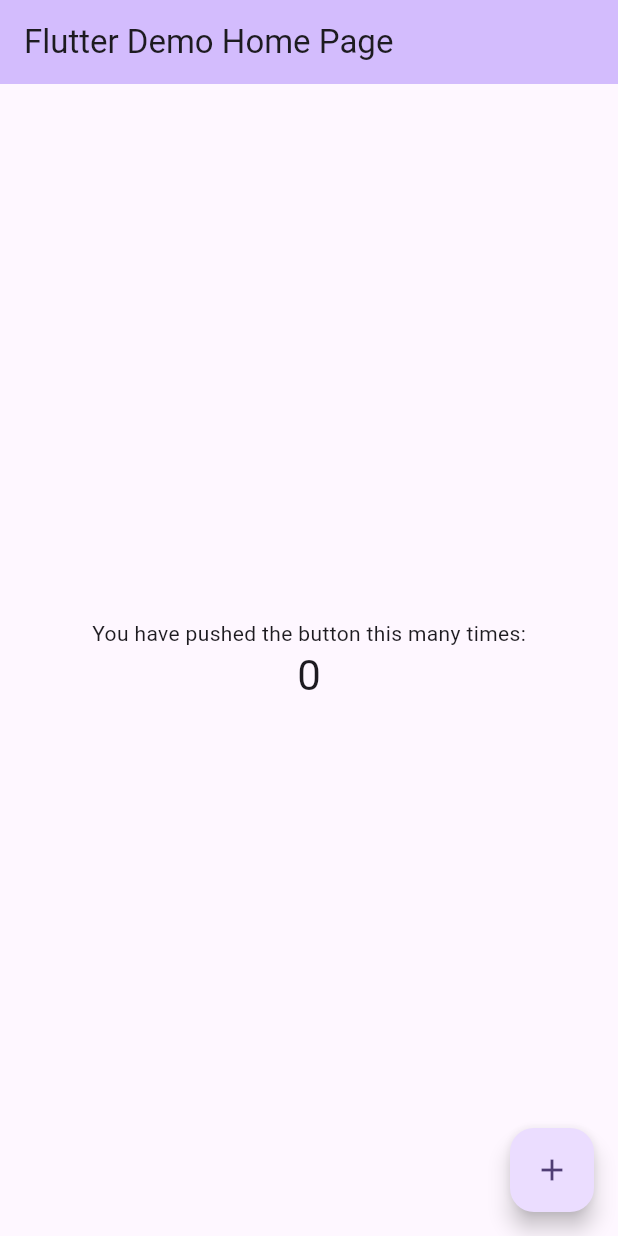
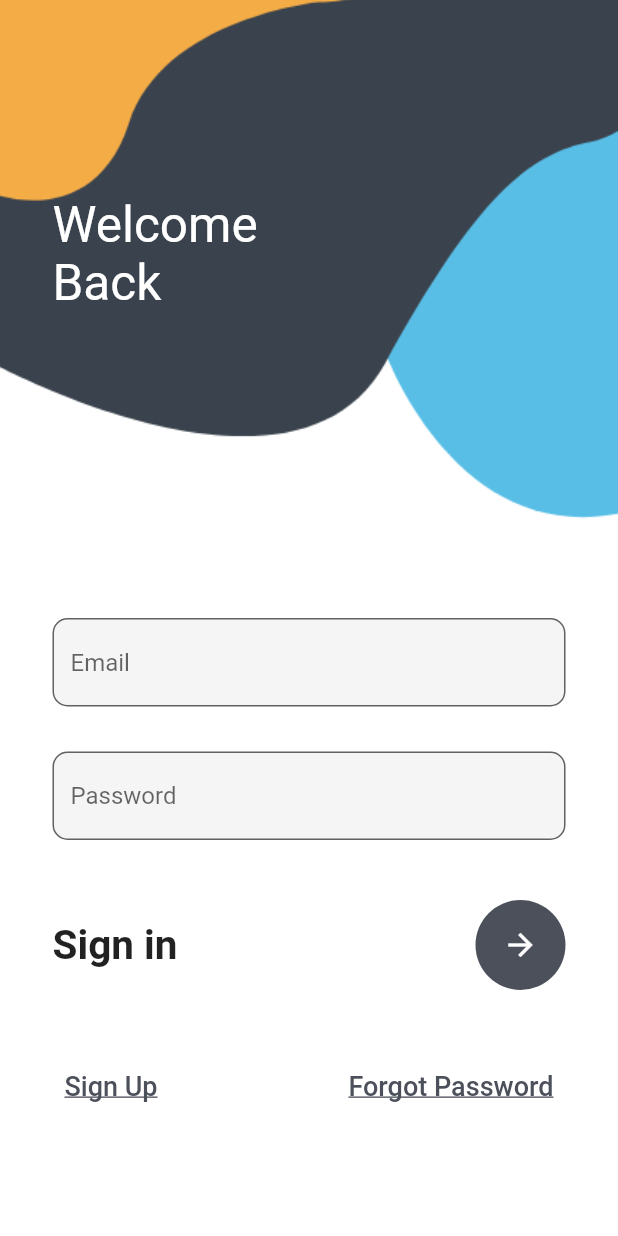
Before and after one commit to darshmashru/ChatPaLM, a Flutter app: the screen it shows after launch, on a phone screen of 412 x 824 dp. Run offline on Flutter 3.47's test engine with Material 2 defaults, Android fonts, the light colour scheme and no system bars.

Commit message:
Added A login Page Basic Layout
Planning to change it add some animations make it more genz vibe

```diff
--- /dev/null
+++ b/lib/login.dart
@@ -0,0 +1,132 @@
+import 'package:flutter/material.dart';
+
+class MyLogin extends StatefulWidget {
+  const MyLogin({Key? key}) : super(key: key);
+
+  @override
+  _MyLoginState createState() => _MyLoginState();
+}
+
+class _MyLoginState extends State<MyLogin> {
+  @override
+  Widget build(BuildContext context) {
+    return Container(
+      decoration: BoxDecoration(
+        image: DecorationImage(
+            image: AssetImage('assets/login.png'), fit: BoxFit.cover),
+      ),
+      child: Scaffold(
+        backgroundColor: Colors.transparent,
+        body: Stack(
+          children: [
+            Container(),
+            Container(
+              padding: EdgeInsets.only(left: 35, top: 130),
+              child: Text(
+                'Welcome\nBack',
+                style: TextStyle(color: Colors.white, fontSize: 33),
+              ),
+            ),
+            SingleChildScrollView(
+              child: Container(
+                padding: EdgeInsets.only(
+                    top: MediaQuery.of(context).size.height * 0.5),
+                child: Column(
+                  crossAxisAlignment: CrossAxisAlignment.start,
+                  children: [
+                    Container(
+                      margin: EdgeInsets.only(left: 35, right: 35),
+                      child: Column(
+                        children: [
+                          TextField(
+                            style: TextStyle(color: Colors.black),
+                            decoration: InputDecoration(
+                                fillColor: Colors.grey.shade100,
+                                filled: true,
+                                hintText: "Email",
+                                border: OutlineInputBorder(
+                                  borderRadius: BorderRadius.circular(10),
+                                )),
+                          ),
+                          SizedBox(
+                            height: 30,
+                          ),
+                          TextField(
+                            style: TextStyle(),
+                            obscureText: true,
+                            decoration: InputDecoration(
+                                fillColor: Colors.grey.shade100,
+                                filled: true,
+                                hintText: "Password",
+                                border: OutlineInputBorder(
+                                  borderRadius: BorderRadius.circular(10),
+                                )),
+                          ),
+                          SizedBox(
+                            height: 40,
+                          ),
+                          Row(
+                            mainAxisAlignment: MainAxisAlignment.spaceBetween,
+                            children: [
+                              Text(
+                                'Sign in',
+                                style: TextStyle(
+                                    fontSize: 27, fontWeight: FontWeight.w700),
+                              ),
+                              CircleAvatar(
+                                radius: 30,
+                                backgroundColor: Color(0xff4c505b),
+                                child: IconButton(
+                                    color: Colors.white,
+                                    onPressed: () {},
+                                    icon: Icon(
+                                      Icons.arrow_forward,
+                                    )),
+                              )
+                            ],
+                          ),
+                          SizedBox(
+                            height: 40,
+                          ),
+                          Row(
+                            mainAxisAlignment: MainAxisAlignment.spaceBetween,
+                            children: [
+                              TextButton(
+                                onPressed: () {
+                                  Navigator.pushNamed(context, 'register');
+                                },
+                                child: Text(
+                                  'Sign Up',
+                                  textAlign: TextAlign.left,
+                                  style: TextStyle(
+                                      decoration: TextDecoration.underline,
+                                      color: Color(0xff4c505b),
+                                      fontSize: 18),
+                                ),
+                                style: ButtonStyle(),
+                              ),
+                              TextButton(
+                                  onPressed: () {},
+                                  child: Text(
+                                    'Forgot Password',
+                                    style: TextStyle(
+                                      decoration: TextDecoration.underline,
+                                      color: Color(0xff4c505b),
+                                      fontSize: 18,
+                                    ),
+                                  )),
+                            ],
+                          )
+                        ],
+                      ),
+                    )
+                  ],
+                ),
+              ),
+            ),
+          ],
+        ),
+      ),
+    );
+  }
+}
--- a/lib/main.dart
+++ b/lib/main.dart
@@ -1,125 +1,14 @@
 import 'package:flutter/material.dart';
+import 'package:chat_palm/login.dart';
+import 'package:chat_palm/register.dart';
 
 void main() {
-  runApp(const MyApp());
+  runApp(MaterialApp(
+    debugShowCheckedModeBanner: false,
+    home: MyLogin(),
+    routes: {
+      'register': (context) => MyRegister(),
+      'login': (context) => MyLogin(),
+    },
+  ));
 }
-
-class MyApp extends StatelessWidget {
-  const MyApp({super.key});
-
-  // This widget is the root of your application.
-  @override
-  Widget build(BuildContext context) {
-    return MaterialApp(
-      title: 'Flutter Demo',
-      theme: ThemeData(
-        // This is the theme of your application.
-        //
-        // TRY THIS: Try running your application with "flutter run". You'll see
-        // the application has a blue toolbar. Then, without quitting the app,
-        // try changing the seedColor in the colorScheme below to Colors.green
-        // and then invoke "hot reload" (save your changes or press the "hot
-        // reload" button in a Flutter-supported IDE, or press "r" if you used
-        // the command line to start the app).
-        //
-        // Notice that the counter didn't reset back to zero; the application
-        // state is not lost during the reload. To reset the state, use hot
-        // restart instead.
-        //
-        // This works for code too, not just values: Most code changes can be
-        // tested with just a hot reload.
-        colorScheme: ColorScheme.fromSeed(seedColor: Colors.deepPurple),
-        useMaterial3: true,
-      ),
-      home: const MyHomePage(title: 'Flutter Demo Home Page'),
-    );
-  }
-}
-
-class MyHomePage extends StatefulWidget {
-  const MyHomePage({super.key, required this.title});
-
-  // This widget is the home page of your application. It is stateful, meaning
-  // that it has a State object (defined below) that contains fields that affect
-  // how it looks.
-
-  // This class is the configuration for the state. It holds the values (in this
-  // case the title) provided by the parent (in this case the App widget) and
-  // used by the build method of the State. Fields in a Widget subclass are
-  // always marked "final".
-
-  final String title;
-
-  @override
-  State<MyHomePage> createState() => _MyHomePageState();
-}
-
-class _MyHomePageState extends State<MyHomePage> {
-  int _counter = 0;
-
-  void _incrementCounter() {
-    setState(() {
-      // This call to setState tells the Flutter framework that something has
-      // changed in this State, which causes it to rerun the build method below
-      // so that the display can reflect the updated values. If we changed
-      // _counter without calling setState(), then the build method would not be
-      // called again, and so nothing would appear to happen.
-      _counter++;
-    });
-  }
-
-  @override
-  Widget build(BuildContext context) {
-    // This method is rerun every time setState is called, for instance as done
-    // by the _incrementCounter method above.
-    //
-    // The Flutter framework has been optimized to make rerunning build methods
-    // fast, so that you can just rebuild anything that needs updating rather
-    // than having to individually change instances of widgets.
-    return Scaffold(
-      appBar: AppBar(
-        // TRY THIS: Try changing the color here to a specific color (to
-        // Colors.amber, perhaps?) and trigger a hot reload to see the AppBar
-        // change color while the other colors stay the same.
-        backgroundColor: Theme.of(context).colorScheme.inversePrimary,
-        // Here we take the value from the MyHomePage object that was created by
-        // the App.build method, and use it to set our appbar title.
-        title: Text(widget.title),
-      ),
-      body: Center(
-        // Center is a layout widget. It takes a single child and positions it
-        // in the middle of the parent.
-        child: Column(
-          // Column is also a layout widget. It takes a list of children and
-          // arranges them vertically. By default, it sizes itself to fit its
-          // children horizontally, and tries to be as tall as its parent.
-          //
-          // Column has various properties to control how it sizes itself and
-          // how it positions its children. Here we use mainAxisAlignment to
-          // center the children vertically; the main axis here is the vertical
-          // axis because Columns are vertical (the cross axis would be
-          // horizontal).
-          //
-          // TRY THIS: Invoke "debug painting" (choose the "Toggle Debug Paint"
-          // action in the IDE, or press "p" in the console), to see the
-          // wireframe for each widget.
-          mainAxisAlignment: MainAxisAlignment.center,
-          children: <Widget>[
-            const Text(
-              'You have pushed the button this many times:',
-            ),
-            Text(
-              '$_counter',
-              style: Theme.of(context).textTheme.headlineMedium,
-            ),
-          ],
-        ),
-      ),
-      floatingActionButton: FloatingActionButton(
-        onPressed: _incrementCounter,
-        tooltip: 'Increment',
-        child: const Icon(Icons.add),
-      ), // This trailing comma makes auto-formatting nicer for build methods.
-    );
-  }
-}
```
Also changed, not shown: lib/register.dart (added, +173 -0 lines), pubspec.yaml (+5 -7 lines), assets/login.png (added), assets/register.png (added), pubspec.lock, 2 other files.
